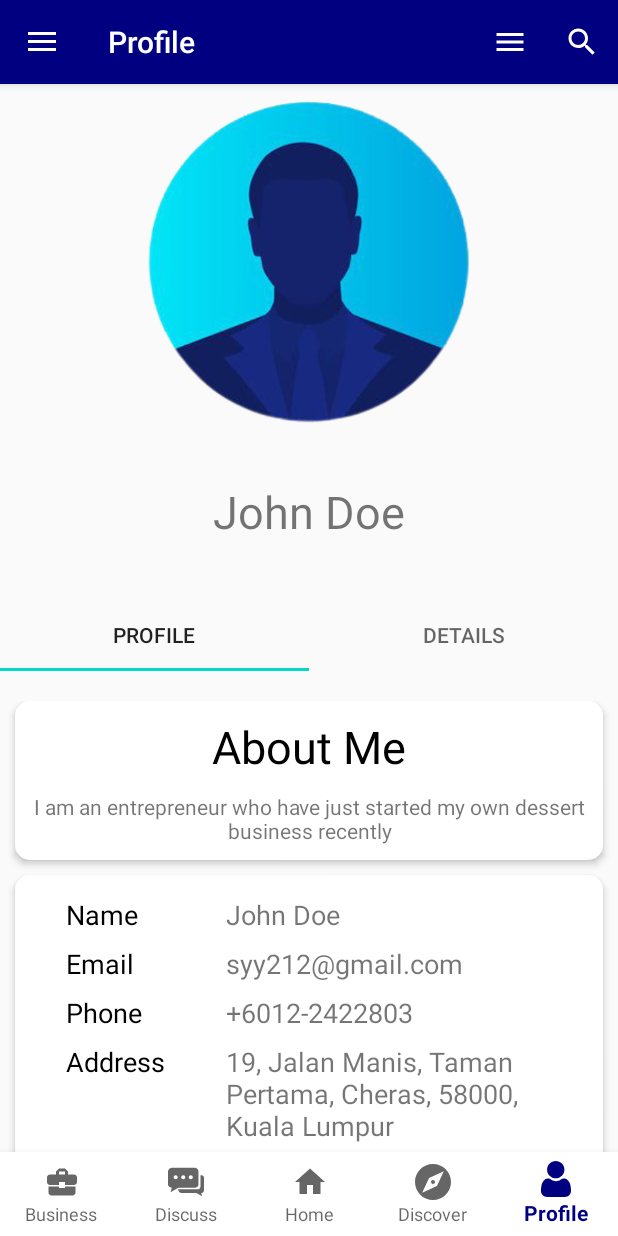
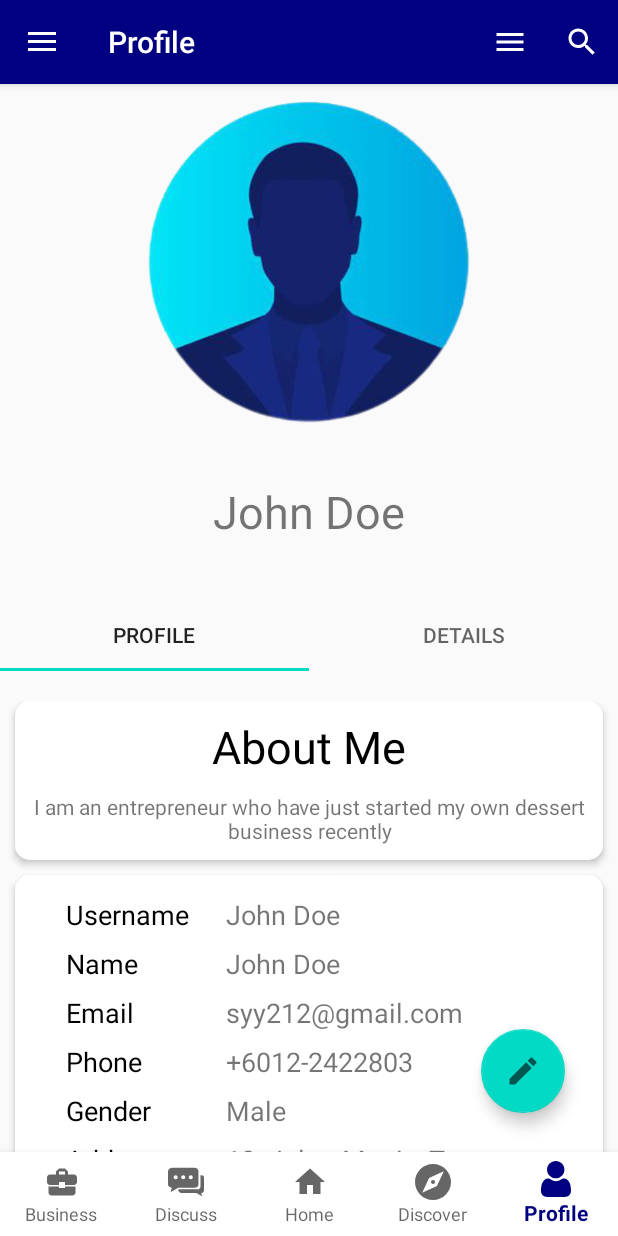
Before and after one commit to HohShenYien/bizBangkit, an Android app: the MainActivity screen opened directly, with no data from a screen before it, item 5 of the bottom bar chosen, on a phone screen of 412 x 824 dp. Run offline under Robolectric (Android 15) with nearby library versions, the phone set to English and light mode, and no system bars; our stand-ins replace EventBus, navigation-ui.

Commit message:
Doing some profiles

```diff
--- a/android/app/src/main/java/com/perajuritTeknologi/bizbangkit/MainActivity.java
+++ b/android/app/src/main/java/com/perajuritTeknologi/bizbangkit/MainActivity.java
@@ -1,11 +1,12 @@
 package com.perajuritTeknologi.bizbangkit;
 
 import android.app.Dialog;
+import android.graphics.Bitmap;
 import android.os.Bundle;
-import android.util.Log;
 import android.view.Menu;
 import android.view.View;
 import android.widget.Button;
+import android.widget.ImageView;
 import android.widget.TextView;
 
 import androidx.appcompat.app.AppCompatActivity;
@@ -17,12 +18,16 @@ import androidx.navigation.ui.AppBarConfiguration;
 import androidx.navigation.ui.NavigationUI;
 
 import com.google.android.material.navigation.NavigationView;
+import com.perajuritTeknologi.bizbangkit.event.ImageEvent;
+import com.perajuritTeknologi.bizbangkit.event.ProfileEvent;
 import com.perajuritTeknologi.bizbangkit.event.TabChanged;
 
 import org.greenrobot.eventbus.EventBus;
 import org.greenrobot.eventbus.Subscribe;
 
 public class MainActivity extends AppCompatActivity {
+    public DataStructure.UserProfileDetails userProfile;
+    public Bitmap userImg;
     private AppBarConfiguration mAppBarConfiguration;
     private View sideNavHeader;
     private Toolbar toolbar;
@@ -31,10 +36,9 @@ public class MainActivity extends AppCompatActivity {
     protected void onCreate(Bundle savedInstanceState) {
         super.onCreate(savedInstanceState);
         setContentView(R.layout.main_activity);
+
         setUpToolBar();
         setUpNavigation();
-        setUserName();
-
     }
 
     @Override
@@ -83,16 +87,16 @@ public class MainActivity extends AppCompatActivity {
         NavigationUI.setupWithNavController(navigationView, navController);
     }
 
-    private void setUserName() {
+    private void setUserDetail() {
         TextView sideNavTitle = sideNavHeader.findViewById(R.id.side_nav_title);
-        String name = APICaller.getUserName(LocalStorage.getID());
-        sideNavTitle.setText(name);
+        sideNavTitle.setText(userProfile.username);
+        TextView sideNavEmail = sideNavTitle.findViewById(R.id.sideNavUserEmail);
+        sideNavEmail.setText(userProfile.email);
     }
 
-    // events
-    @Subscribe
-    public void onMessageEvent(TabChanged event) {
-        toolbar.setTitle(event.message);
+    private void setUpUserImg() {
+        ImageView sideNavUserImg = sideNavHeader.findViewById(R.id.sideNavUserImage);
+        sideNavUserImg.setImageBitmap(userImg);
     }
 
     @Override
@@ -112,4 +116,25 @@ public class MainActivity extends AppCompatActivity {
         });
         dialog.show();
     }
+
+    // events
+    @Subscribe
+    public void onMessageEvent(TabChanged event) {
+        toolbar.setTitle(event.message);
+    }
+
+    @Subscribe
+    public void onProfileEvent(ProfileEvent event) {
+        this.userProfile = event.profile;
+        APICaller.getImg(userProfile.profilePicture, "user", "main-activity");
+        setUserDetail();
+    }
+
+    @Subscribe
+    public void onUserImageEvent(ImageEvent event) {
+        if (event.event_id.compareTo("main-activity") == 0) {
+            this.userImg = event.image.image;
+            setUpUserImg();
+        }
+    }
 }
--- a/android/app/src/main/java/com/perajuritTeknologi/bizbangkit/page/ProfilePage.java
+++ b/android/app/src/main/java/com/perajuritTeknologi/bizbangkit/page/ProfilePage.java
@@ -11,10 +11,12 @@ import androidx.constraintlayout.widget.Guideline;
 import androidx.fragment.app.Fragment;
 import androidx.viewpager2.widget.ViewPager2;
 
+import com.google.android.material.floatingactionbutton.FloatingActionButton;
 import com.google.android.material.tabs.TabLayout;
 import com.google.android.material.tabs.TabLayoutMediator;
 import com.perajuritTeknologi.bizbangkit.R;
 import com.perajuritTeknologi.bizbangkit.event.ProfileScrolled;
+import com.perajuritTeknologi.bizbangkit.event.ProfileTabChanged;
 import com.perajuritTeknologi.bizbangkit.ui.profiles.ProfileAdapter;
 
 import org.greenrobot.eventbus.EventBus;
@@ -24,6 +26,7 @@ public class ProfilePage extends Fragment {
     private View root;
     private TabLayout tabLayout;
     private ViewPager2 viewPager;
+    private FloatingActionButton editBtn;
     ProfileAdapter profileAdapter;
     Guideline guidelineImg, guidelineTxt;
 
@@ -57,6 +60,7 @@ public class ProfilePage extends Fragment {
         viewPager = root.findViewById(R.id.pager);
         guidelineImg = root.findViewById(R.id.guideline4);
         guidelineTxt = root.findViewById(R.id.guideline5);
+        editBtn = root.findViewById(R.id.profile_editBtn);
     }
 
     private void setUpTabs() {
@@ -65,6 +69,23 @@ public class ProfilePage extends Fragment {
         new TabLayoutMediator(tabLayout, viewPager,
                 (tab, position) -> tab.setText(tabNames[position])
         ).attach();
+        tabLayout.addOnTabSelectedListener(new TabLayout.OnTabSelectedListener() {
+            @Override
+            public void onTabSelected(TabLayout.Tab tab) {
+                showHideFab(tab.getPosition());
+            }
+
+            @Override
+            public void onTabUnselected(TabLayout.Tab tab) {
+
+            }
+
+            @Override
+            public void onTabReselected(TabLayout.Tab tab) {
+
+            }
+        });
+
     }
 
     private void setUpGuideLines() {
@@ -88,4 +109,12 @@ public class ProfilePage extends Fragment {
         guidelineTxt.setGuidelineBegin(500 - margin);
 
     }
+
+    private void showHideFab(int tab) {
+        if (tab == 0) {
+            editBtn.show();
+        } else {
+            editBtn.hide();
+        }
+    }
 }
--- a/android/app/src/main/java/com/perajuritTeknologi/bizbangkit/ui/discover/BusinessListAdapter.java
+++ b/android/app/src/main/java/com/perajuritTeknologi/bizbangkit/ui/discover/BusinessListAdapter.java
@@ -33,6 +33,7 @@ public class BusinessListAdapter extends RecyclerView.Adapter<BusinessListAdapte
 
     @Override
     public void onBindViewHolder(@NonNull BusinessListAdapter.ViewHolder holder, int position) {
+
         holder.containerView.setTag(businesses.get(position));
     }
 
@@ -55,4 +56,6 @@ public class BusinessListAdapter extends RecyclerView.Adapter<BusinessListAdapte
             });
         }
     }
+
+
 }
--- a/android/app/src/main/java/com/perajuritTeknologi/bizbangkit/ui/profiles/ProfileAdapter.java
+++ b/android/app/src/main/java/com/perajuritTeknologi/bizbangkit/ui/profiles/ProfileAdapter.java
@@ -5,6 +5,10 @@ import android.os.Bundle;
 import androidx.annotation.NonNull;
 import androidx.fragment.app.Fragment;
 import androidx.viewpager2.adapter.FragmentStateAdapter;
+
+import com.perajuritTeknologi.bizbangkit.event.ProfileTabChanged;
+
+import org.greenrobot.eventbus.EventBus;
 
 public class ProfileAdapter extends FragmentStateAdapter {
 
--- /dev/null
+++ b/android/app/src/main/res/drawable/edit_ic.xml
@@ -0,0 +1,10 @@
+<vector xmlns:android="http://schemas.android.com/apk/res/android"
+    android:width="24dp"
+    android:height="24dp"
+    android:viewportWidth="24"
+    android:viewportHeight="24"
+    android:tint="?attr/colorControlNormal">
+  <path
+      android:fillColor="@android:color/white"
+      android:pathData="M3,17.25V21h3.75L17.81,9.94l-3.75,-3.75L3,17.25zM20.71,7.04c0.39,-0.39 0.39,-1.02 0,-1.41l-2.34,-2.34c-0.39,-0.39 -1.02,-0.39 -1.41,0l-1.83,1.83 3.75,3.75 1.83,-1.83z"/>
+</vector>
--- a/android/app/src/main/res/drawable/side_nav_bar.xml
+++ b/android/app/src/main/res/drawable/side_nav_bar.xml
@@ -2,8 +2,7 @@
     android:shape="rectangle">
     <gradient
         android:angle="135"
-        android:centerColor="#009688"
-        android:endColor="#00695C"
-        android:startColor="#4DB6AC"
+        android:endColor="#3f2b96"
+        android:startColor="#a8c0ff"
         android:type="linear" />
 </shape>
--- a/android/app/src/main/res/layout/fragment_profile_general.xml
+++ b/android/app/src/main/res/layout/fragment_profile_general.xml
@@ -41,7 +41,7 @@
                 />
 
             <com.google.android.material.textview.MaterialTextView
-                android:id="@+id/about"
+                android:id="@+id/profile_about"
                 android:layout_width="match_parent"
                 android:layout_height="wrap_content"
                 android:text="I am an entrepreneur who have just started my own dessert business recently"
@@ -83,11 +83,12 @@
                     android:layout_columnWeight="1"
                     android:layout_gravity="fill_horizontal"
                     android:paddingStart="20dp"
-                    android:text="Name"
+                    android:text="Username"
                     android:textColor="#000"
                     android:textSize="18sp" />
 
                 <TextView
+                    android:id="@+id/profile_username"
                     android:layout_width="0dp"
                     android:layout_height="wrap_content"
                     android:layout_row="0"
@@ -105,18 +106,19 @@
                     android:layout_columnWeight="1"
                     android:layout_gravity="fill_horizontal"
                     android:paddingStart="20dp"
-                    android:text="Email"
+                    android:text="Name"
                     android:textColor="#000"
                     android:textSize="18sp" />
 
                 <TextView
+                    android:id="@+id/profile_name"
                     android:layout_width="0dp"
                     android:layout_height="wrap_content"
                     android:layout_row="1"
                     android:layout_column="1"
                     android:layout_columnWeight="2"
                     android:layout_gravity="fill_horizontal"
-                    android:text="syy212@gmail.com"
+                    android:text="John Doe"
                     android:textSize="18sp" />
 
                 <TextView
@@ -127,18 +129,19 @@
                     android:layout_columnWeight="1"
                     android:layout_gravity="fill_horizontal"
                     android:paddingStart="20dp"
-                    android:text="Phone"
+                    android:text="Email"
                     android:textColor="#000"
                     android:textSize="18sp" />
 
                 <TextView
+                    android:id="@+id/profile_email"
                     android:layout_width="0dp"
                     android:layout_height="wrap_content"
                     android:layout_row="2"
                     android:layout_column="1"
                     android:layout_columnWeight="2"
                     android:layout_gravity="fill_horizontal"
-                    android:text="+6012-2422803"
+                    android:text="syy212@gmail.com"
                     android:textSize="18sp" />
 
                 <TextView
@@ -149,18 +152,19 @@
                     android:layout_columnWeight="1"
                     android:layout_gravity="fill_horizontal"
                     android:paddingStart="20dp"
-                    android:text="Address"
+                    android:text="Phone"
                     android:textColor="#000"
                     android:textSize="18sp" />
 
                 <TextView
+                    android:id="@+id/profile_phone"
                     android:layout_width="0dp"
                     android:layout_height="wrap_content"
                     android:layout_row="3"
                     android:layout_column="1"
                     android:layout_columnWeight="2"
                     android:layout_gravity="fill_horizontal"
-                    android:text="19, Jalan Manis, Taman Pertama, Cheras, 58000, Kuala Lumpur"
+                    android:text="+6012-2422803"
                     android:textSize="18sp" />
 
                 <TextView
@@ -171,14 +175,61 @@
                     android:layout_columnWeight="1"
                     android:layout_gravity="fill_horizontal"
                     android:paddingStart="20dp"
+                    android:text="Gender"
+                    android:textColor="#000"
+                    android:textSize="18sp" />
+
+                <TextView
+                    android:id="@+id/profile_gender"
+                    android:layout_width="0dp"
+                    android:layout_height="wrap_content"
+                    android:layout_row="4"
+                    android:layout_column="1"
+                    android:layout_columnWeight="2"
+                    android:layout_gravity="fill_horizontal"
+                    android:text="Male"
+                    android:textSize="18sp" />
+
+                <TextView
+                    android:layout_width="0dp"
+                    android:layout_height="wrap_content"
+                    android:layout_row="5"
+                    android:layout_column="0"
+                    android:layout_columnWeight="1"
+                    android:layout_gravity="fill_horizontal"
+                    android:paddingStart="20dp"
+                    android:text="Address"
+                    android:textColor="#000"
+                    android:textSize="18sp" />
+
+                <TextView
+                    android:id="@+id/profile_address"
+                    android:layout_width="0dp"
+                    android:layout_height="wrap_content"
+                    android:layout_row="5"
+                    android:layout_column="1"
+                    android:layout_columnWeight="2"
+                    android:layout_gravity="fill_horizontal"
+                    android:text="19, Jalan Manis, Taman Pertama, Cheras, 58000, Kuala Lumpur"
+                    android:textSize="18sp" />
+
+                <TextView
+                    android:layout_width="0dp"
+                    android:layout_height="wrap_content"
+                    android:layout_row="6"
+                    android:layout_column="0"
+                    android:layout_columnWeight="1"
+                    android:layout_gravity="fill_horizontal"
+                    android:paddingStart="20dp"
                     android:text="NRIC"
                     android:textColor="#000"
                     android:textSize="18sp" />
 
                 <TextView
+                    android:id="@+id/profile_ic"
                     android:layout_width="0dp"
                     android:layout_height="wrap_content"
-                    android:layout_row="4"
+                    android:layout_row="6"
                     android:layout_column="1"
                     android:layout_columnWeight="2"
                     android:layout_gravity="fill_horizontal"
--- a/android/app/src/main/res/layout/fragment_profilepage.xml
+++ b/android/app/src/main/res/layout/fragment_profilepage.xml
@@ -67,6 +67,21 @@
             app:layout_constraintStart_toStartOf="parent"
             app:layout_constraintTop_toTopOf="@+id/guideline4" />
 
+        <com.google.android.material.floatingactionbutton.FloatingActionButton
+            android:id="@+id/profile_editBtn"
+            style="Widget.MaterialComponents.FloatingActionButton"
+            android:layout_width="wrap_content"
+            android:layout_height="wrap_content"
+            android:src="@drawable/edit_ic"
+            app:layout_constraintBottom_toBottomOf="parent"
+            app:layout_constraintEnd_toEndOf="parent"
+            app:layout_constraintHorizontal_bias="0.9"
+            app:layout_constraintStart_toStartOf="parent"
+            app:layout_constraintTop_toTopOf="parent"
+            app:layout_constraintVertical_bias="0.96"
+            android:clickable="true"
+            app:rippleColor="@color/colorPrimary"/>
+
 
     </androidx.constraintlayout.widget.ConstraintLayout>
 </androidx.core.widget.NestedScrollView>
--- a/android/app/src/main/res/layout/nav_header_main.xml
+++ b/android/app/src/main/res/layout/nav_header_main.xml
@@ -13,7 +13,7 @@
     android:theme="@style/ThemeOverlay.AppCompat.Dark">
 
     <ImageView
-        android:id="@+id/imageView"
+        android:id="@+id/sideNavUserImage"
         android:layout_width="wrap_content"
         android:layout_height="wrap_content"
         android:contentDescription="@string/nav_header_desc"
@@ -29,7 +29,7 @@
         android:textAppearance="@style/TextAppearance.AppCompat.Body1" />
 
     <TextView
-        android:id="@+id/textView"
+        android:id="@+id/sideNavUserEmail"
         android:layout_width="wrap_content"
         android:layout_height="wrap_content"
         android:text="@string/nav_header_subtitle" />
```
Also changed, not shown: android/app/src/main/java/com/perajuritTeknologi/bizbangkit/APICaller.java (+81 -1 lines), android/app/src/main/java/com/perajuritTeknologi/bizbangkit/DataStructure.java (+10 -0 lines), android/app/src/main/java/com/perajuritTeknologi/bizbangkit/User.java (deleted, +0 -12 lines), android/app/src/main/java/com/perajuritTeknologi/bizbangkit/event/ImageEvent.java (added, +15 -0 lines), android/app/src/main/java/com/perajuritTeknologi/bizbangkit/event/ProfileEvent.java (added, +11 -0 lines), android/app/src/main/java/com/perajuritTeknologi/bizbangkit/event/ProfileTabChanged.java (added, +9 -0 lines), android/app/src/main/res/layout/profile_edit.xml (added, +41 -0 lines).
